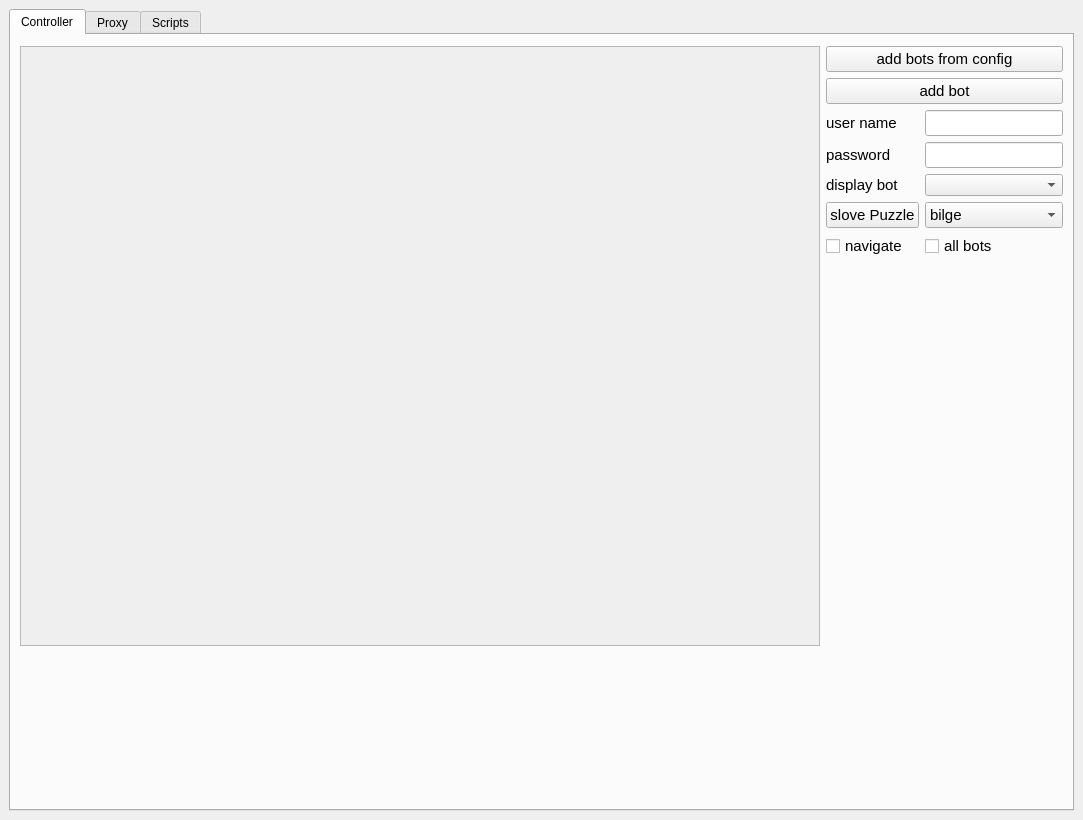
The window that Showcase/Python/Gui/qtFrom.ui (soulsama972/Show-Case-WIP) describes before a commit, drawn with Qt 5.
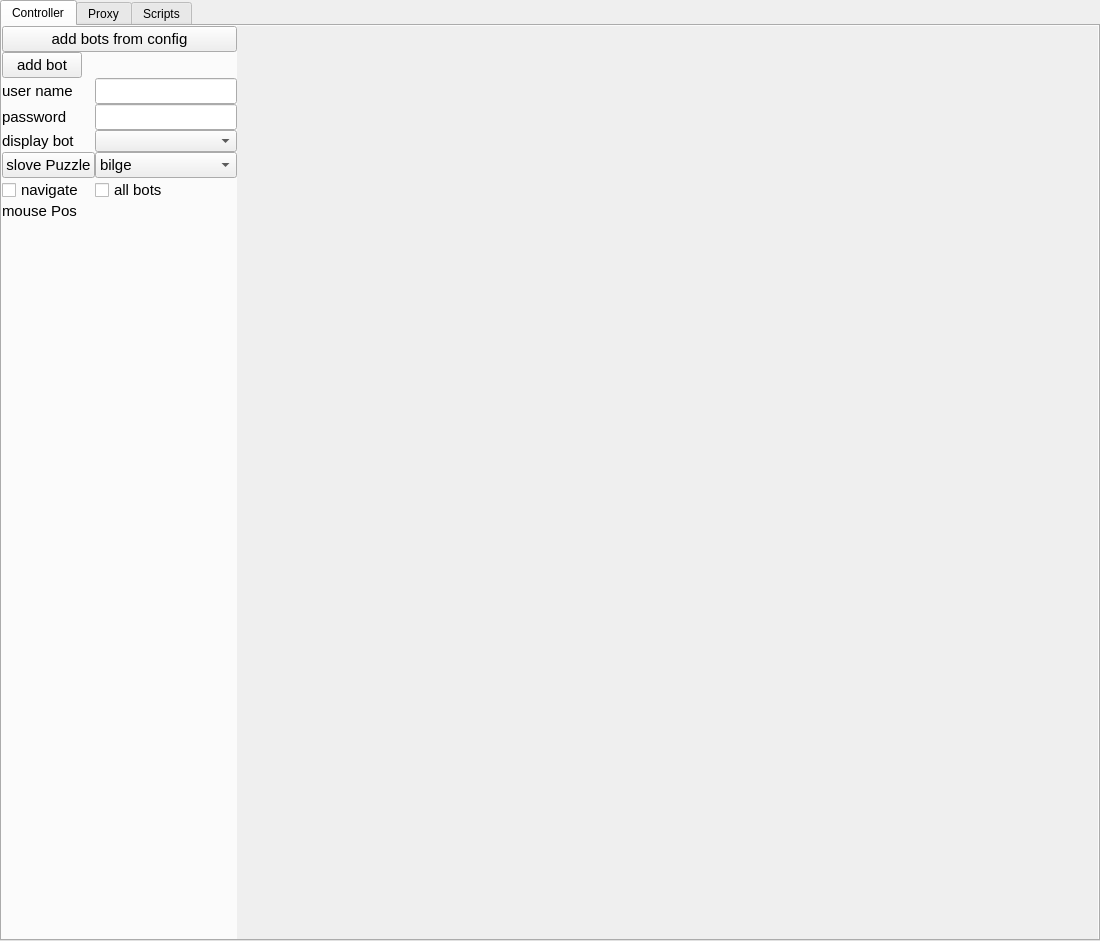
The same window after the commit.

Commit message:
refactor class autmate to puzzlePirate automation make changes to commiunication so it will  more OOP and generic
for python finish almost the cpp wrapper (need to to more testing) and add  few more functions

```diff
--- a/Showcase/Python/Gui/qtFrom.ui
+++ b/Showcase/Python/Gui/qtFrom.ui
@@ -6,20 +6,47 @@
    <rect>
     <x>0</x>
     <y>0</y>
-    <width>1083</width>
-    <height>820</height>
+    <width>1100</width>
+    <height>941</height>
    </rect>
   </property>
   <property name="windowTitle">
    <string>made by michael b</string>
   </property>
+  <property name="autoFillBackground">
+   <bool>false</bool>
+  </property>
   <widget class="QWidget" name="centralwidget">
    <property name="layoutDirection">
     <enum>Qt::LeftToRight</enum>
    </property>
    <layout class="QGridLayout" name="gridLayout">
+    <property name="leftMargin">
+     <number>0</number>
+    </property>
+    <property name="topMargin">
+     <number>0</number>
+    </property>
+    <property name="rightMargin">
+     <number>0</number>
+    </property>
+    <property name="bottomMargin">
+     <number>0</number>
+    </property>
+    <property name="spacing">
+     <number>0</number>
+    </property>
     <item row="0" column="0">
      <widget class="QTabWidget" name="tabWidget">
+      <property name="minimumSize">
+       <size>
+        <width>1100</width>
+        <height>850</height>
+       </size>
+      </property>
+      <property name="mouseTracking">
+       <bool>false</bool>
+      </property>
       <property name="autoFillBackground">
        <bool>false</bool>
       </property>
@@ -27,50 +54,46 @@
        <number>0</number>
       </property>
       <widget class="QWidget" name="tab">
+       <property name="minimumSize">
+        <size>
+         <width>0</width>
+         <height>0</height>
+        </size>
+       </property>
+       <property name="mouseTracking">
+        <bool>false</bool>
+       </property>
        <property name="autoFillBackground">
         <bool>false</bool>
        </property>
        <attribute name="title">
         <string>Controller</string>
        </attribute>
-       <layout class="QFormLayout" name="formLayout_3">
+       <layout class="QGridLayout" name="gridLayout_2">
+        <property name="leftMargin">
+         <number>0</number>
+        </property>
         <property name="topMargin">
-         <number>11</number>
+         <number>0</number>
         </property>
-        <item row="0" column="0">
-         <widget class="QFrame" name="frame">
-          <property name="enabled">
-           <bool>false</bool>
-          </property>
-          <property name="minimumSize">
-           <size>
-            <width>800</width>
-            <height>600</height>
-           </size>
-          </property>
-          <property name="maximumSize">
-           <size>
-            <width>800</width>
-            <height>600</height>
-           </size>
-          </property>
-          <property name="layoutDirection">
-           <enum>Qt::LeftToRight</enum>
-          </property>
-          <property name="autoFillBackground">
-           <bool>true</bool>
-          </property>
-          <property name="frameShape">
-           <enum>QFrame::StyledPanel</enum>
-          </property>
-          <property name="frameShadow">
-           <enum>QFrame::Raised</enum>
-          </property>
-         </widget>
-        </item>
-        <item row="0" column="1">
+        <property name="rightMargin">
+         <number>0</number>
+        </property>
+        <property name="bottomMargin">
+         <number>0</number>
+        </property>
+        <property name="spacing">
+         <number>0</number>
+        </property>
+        <item row="0" column="2">
          <layout class="QFormLayout" name="formLayout">
-          <item row="1" column="0" colspan="2">
+          <property name="horizontalSpacing">
+           <number>0</number>
+          </property>
+          <property name="verticalSpacing">
+           <number>0</number>
+          </property>
+          <item row="0" column="0" colspan="2">
            <widget class="QPushButton" name="pb_add_bots_from_config">
             <property name="font">
              <font>
@@ -82,7 +105,7 @@
             </property>
            </widget>
           </item>
-          <item row="2" column="0" colspan="2">
+          <item row="1" column="0">
            <widget class="QPushButton" name="pb_add_bot">
             <property name="font">
              <font>
@@ -97,7 +120,7 @@
             </property>
            </widget>
           </item>
-          <item row="3" column="0">
+          <item row="2" column="0">
            <widget class="QLabel" name="label">
             <property name="font">
              <font>
@@ -109,7 +132,7 @@
             </property>
            </widget>
           </item>
-          <item row="3" column="1">
+          <item row="2" column="1">
            <widget class="QLineEdit" name="le_user_name">
             <property name="font">
              <font>
@@ -118,7 +141,7 @@
             </property>
            </widget>
           </item>
-          <item row="4" column="0">
+          <item row="3" column="0">
            <widget class="QLabel" name="label_2">
             <property name="font">
              <font>
@@ -130,7 +153,7 @@
             </property>
            </widget>
           </item>
-          <item row="4" column="1">
+          <item row="3" column="1">
            <widget class="QLineEdit" name="le_password">
             <property name="font">
              <font>
@@ -139,7 +162,7 @@
             </property>
            </widget>
           </item>
-          <item row="5" column="0">
+          <item row="4" column="0">
            <widget class="QLabel" name="label_5">
             <property name="font">
              <font>
@@ -151,44 +174,14 @@
             </property>
            </widget>
           </item>
-          <item row="5" column="1">
+          <item row="4" column="1">
            <widget class="QComboBox" name="cb_display_bot">
             <property name="toolTip">
              <string>used to tell you which bot currnetly display on the left screen</string>
             </property>
            </widget>
           </item>
-          <item row="9" column="0">
-           <widget class="QCheckBox" name="cb_navi_and_slove">
-            <property name="font">
-             <font>
-              <pointsize>11</pointsize>
-             </font>
-            </property>
-            <property name="toolTip">
-             <string>used for auto navi and open the puzzle</string>
-            </property>
-            <property name="text">
-             <string>navigate</string>
-            </property>
-           </widget>
-          </item>
-          <item row="9" column="1">
-           <widget class="QCheckBox" name="cb_all_bots">
-            <property name="font">
-             <font>
-              <pointsize>11</pointsize>
-             </font>
-            </property>
-            <property name="toolTip">
-             <string>if you want to navigate and slove with all bot checked this need to be used with navigate checkbox</string>
-            </property>
-            <property name="text">
-             <string>all bots</string>
-            </property>
-           </widget>
-          </item>
-          <item row="8" column="0">
+          <item row="5" column="0">
            <widget class="QPushButton" name="pb_slove_puzzle">
             <property name="font">
              <font>
@@ -200,7 +193,7 @@
             </property>
            </widget>
           </item>
-          <item row="8" column="1">
+          <item row="5" column="1">
            <widget class="QComboBox" name="cb_slove_puzzle_name">
             <property name="font">
              <font>
@@ -222,8 +215,94 @@
             </item>
            </widget>
           </item>
+          <item row="6" column="0">
+           <widget class="QCheckBox" name="cb_navi_and_slove">
+            <property name="font">
+             <font>
+              <pointsize>11</pointsize>
+             </font>
+            </property>
+            <property name="toolTip">
+             <string>used for auto navi and open the puzzle</string>
+            </property>
+            <property name="text">
+             <string>navigate</string>
+            </property>
+           </widget>
+          </item>
+          <item row="6" column="1">
+           <widget class="QCheckBox" name="cb_all_bots">
+            <property name="font">
+             <font>
+              <pointsize>11</pointsize>
+             </font>
+            </property>
+            <property name="toolTip">
+             <string>if you want to navigate and slove with all bot checked this need to be used with navigate checkbox</string>
+            </property>
+            <property name="text">
+             <string>all bots</string>
+            </property>
+           </widget>
+          </item>
+          <item row="7" column="0">
+           <widget class="QLabel" name="label_3">
+            <property name="font">
+             <font>
+              <pointsize>11</pointsize>
+             </font>
+            </property>
+            <property name="text">
+             <string>mouse Pos</string>
+            </property>
+           </widget>
+          </item>
+          <item row="7" column="1">
+           <widget class="QLabel" name="label_pos">
+            <property name="text">
+             <string/>
+            </property>
+           </widget>
+          </item>
          </layout>
         </item>
+        <item row="0" column="3">
+         <widget class="QFrame" name="frame_display">
+          <property name="enabled">
+           <bool>true</bool>
+          </property>
+          <property name="sizePolicy">
+           <sizepolicy hsizetype="Expanding" vsizetype="Expanding">
+            <horstretch>1</horstretch>
+            <verstretch>1</verstretch>
+           </sizepolicy>
+          </property>
+          <property name="minimumSize">
+           <size>
+            <width>800</width>
+            <height>0</height>
+           </size>
+          </property>
+          <property name="maximumSize">
+           <size>
+            <width>16777215</width>
+            <height>16777215</height>
+           </size>
+          </property>
+          <property name="mouseTracking">
+           <bool>true</bool>
+          </property>
+          <property name="autoFillBackground">
+           <bool>true</bool>
+          </property>
+          <property name="frameShape">
+           <enum>QFrame::NoFrame</enum>
+          </property>
+          <property name="frameShadow">
+           <enum>QFrame::Sunken</enum>
+          </property>
+         </widget>
+        </item>
        </layout>
       </widget>
       <widget class="QWidget" name="proxy_tab">
```
Left out of the diff: 9 changed lines with no effect on the pictures. The commit also changes 20 other files.
